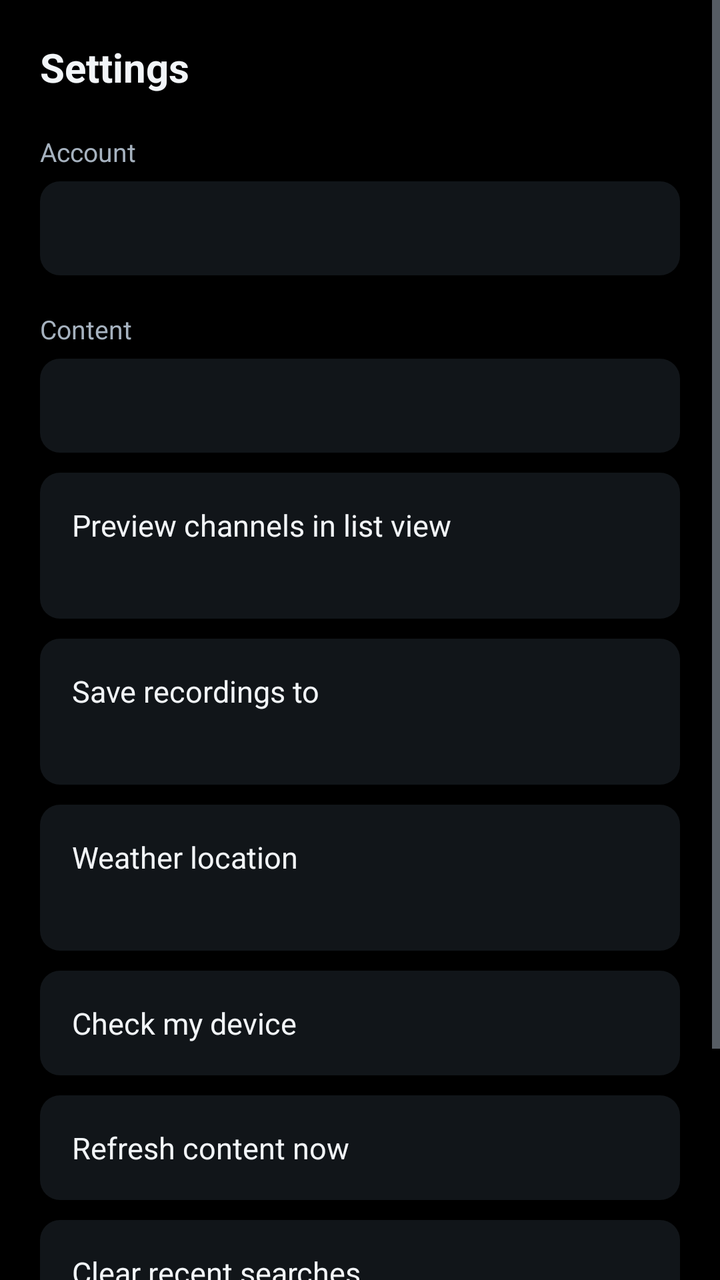
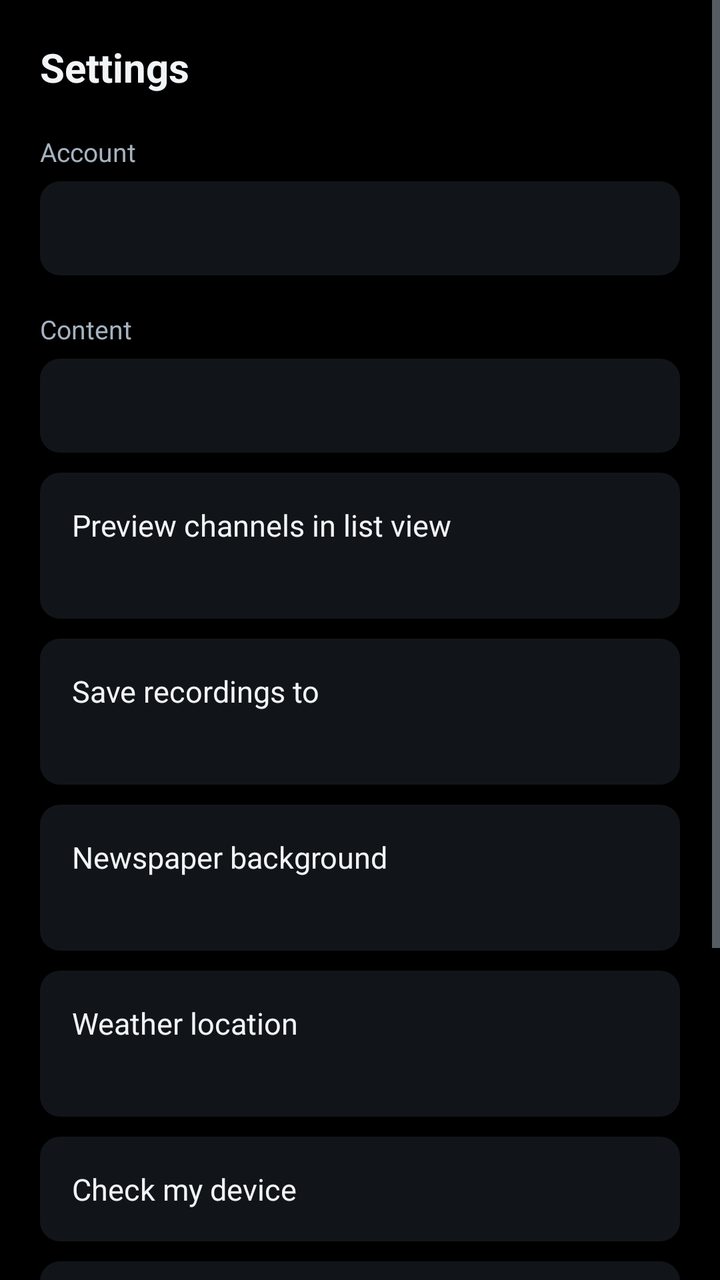

Screens rendered from an Android XML layout before and after an edit, with the pre-edit source and the edit as a unified diff.
<!-- AndroidManifest.xml: application theme AppTheme -->
<!-- res/layout/activity_settings.xml -->
<?xml version="1.0" encoding="utf-8"?>
<ScrollView xmlns:android="http://schemas.android.com/apk/res/android"
    android:layout_width="match_parent"
    android:layout_height="match_parent"
    android:background="@color/bg_base"
    android:fillViewport="true">

    <LinearLayout
        android:layout_width="match_parent"
        android:layout_height="wrap_content"
        android:orientation="vertical"
        android:padding="20dp">

        <TextView
            android:layout_width="wrap_content"
            android:layout_height="wrap_content"
            android:text="@string/settings"
            android:textColor="@color/text_primary"
            android:textSize="20sp"
            android:textStyle="bold" />

        <TextView
            android:layout_width="wrap_content"
            android:layout_height="wrap_content"
            android:layout_marginTop="20dp"
            android:text="@string/account"
            android:textColor="@color/text_secondary"
            android:textSize="13sp" />

        <TextView
            android:id="@+id/accountSummary"
            android:layout_width="match_parent"
            android:layout_height="wrap_content"
            android:layout_marginTop="6dp"
            android:background="@drawable/bg_row"
            android:lineSpacingExtra="4dp"
            android:padding="14dp"
            android:textColor="@color/text_primary"
            android:textSize="14sp" />

        <TextView
            android:layout_width="wrap_content"
            android:layout_height="wrap_content"
            android:layout_marginTop="18dp"
            android:text="@string/content"
            android:textColor="@color/text_secondary"
            android:textSize="13sp" />

        <TextView
            android:id="@+id/catalogueSummary"
            android:layout_width="match_parent"
            android:layout_height="wrap_content"
            android:layout_marginTop="6dp"
            android:background="@drawable/bg_row"
            android:padding="14dp"
            android:textColor="@color/text_primary"
            android:textSize="14sp" />

        <LinearLayout
            android:id="@+id/previewRow"
            android:layout_width="match_parent"
            android:layout_height="wrap_content"
            android:layout_marginTop="10dp"
            android:background="@drawable/bg_row"
            android:clickable="true"
            android:focusable="true"
            android:orientation="vertical"
            android:padding="16dp">

            <TextView
                android:layout_width="match_parent"
                android:layout_height="wrap_content"
                android:text="@string/channel_preview"
                android:textColor="@color/text_primary"
                android:textSize="15sp" />

            <TextView
                android:id="@+id/previewState"
                android:layout_width="match_parent"
                android:layout_height="wrap_content"
                android:layout_marginTop="3dp"
                android:textColor="@color/text_secondary"
                android:textSize="13sp" />
        </LinearLayout>

        
        <LinearLayout
            android:id="@+id/storageRow"
            android:layout_width="match_parent"
            android:layout_height="wrap_content"
            android:layout_marginTop="10dp"
            android:background="@drawable/bg_row"
            android:clickable="true"
            android:focusable="true"
            android:orientation="vertical"
            android:padding="16dp">

            <TextView
                android:layout_width="match_parent"
                android:layout_height="wrap_content"
                android:text="@string/recording_storage_row"
                android:textColor="@color/text_primary"
                android:textSize="15sp" />

            <TextView
                android:id="@+id/storageState"
                android:layout_width="match_parent"
                android:layout_height="wrap_content"
                android:layout_marginTop="3dp"
                android:textColor="@color/text_secondary"
                android:textSize="13sp" />
        </LinearLayout>

        <LinearLayout
            android:id="@+id/weatherRow"
            android:layout_width="match_parent"
            android:layout_height="wrap_content"
            android:layout_marginTop="10dp"
            android:background="@drawable/bg_row"
            android:clickable="true"
            android:focusable="true"
            android:orientation="vertical"
            android:padding="16dp">

            <TextView
                android:layout_width="match_parent"
                android:layout_height="wrap_content"
                android:text="@string/weather_town_row"
                android:textColor="@color/text_primary"
                android:textSize="15sp" />

            <TextView
                android:id="@+id/weatherState"
                android:layout_width="match_parent"
                android:layout_height="wrap_content"
                android:layout_marginTop="3dp"
                android:textColor="@color/text_secondary"
                android:textSize="13sp" />
        </LinearLayout>

        <TextView
            android:id="@+id/checkRow"
            android:layout_width="match_parent"
            android:layout_height="wrap_content"
            android:layout_marginTop="10dp"
            android:background="@drawable/bg_row"
            android:clickable="true"
            android:focusable="true"
            android:padding="16dp"
            android:text="@string/check_device"
            android:textColor="@color/text_primary"
            android:textSize="15sp" />

        <TextView
            android:id="@+id/refreshRow"
            android:layout_width="match_parent"
            android:layout_height="wrap_content"
            android:layout_marginTop="10dp"
            android:background="@drawable/bg_row"
            android:clickable="true"
            android:focusable="true"
            android:padding="16dp"
            android:text="@string/refresh_content"
            android:textColor="@color/text_primary"
            android:textSize="15sp" />

        <TextView
            android:id="@+id/clearSearchRow"
            android:layout_width="match_parent"
            android:layout_height="wrap_content"
            android:layout_marginTop="10dp"
            android:background="@drawable/bg_row"
            android:clickable="true"
            android:focusable="true"
            android:padding="16dp"
            android:text="@string/clear_searches"
            android:textColor="@color/text_primary"
            android:textSize="15sp" />

        <TextView
            android:id="@+id/errorRow"
            android:layout_width="match_parent"
            android:layout_height="wrap_content"
            android:layout_marginTop="10dp"
            android:background="@drawable/bg_row"
            android:clickable="true"
            android:focusable="true"
            android:padding="16dp"
            android:text="@string/last_error"
            android:textColor="@color/text_primary"
            android:textSize="15sp"
            android:visibility="gone" />

        <TextView
            android:id="@+id/signOutRow"
            android:layout_width="match_parent"
            android:layout_height="wrap_content"
            android:layout_marginTop="10dp"
            android:background="@drawable/bg_row"
            android:clickable="true"
            android:focusable="true"
            android:padding="16dp"
            android:text="@string/sign_out"
            android:textColor="@color/text_primary"
            android:textSize="15sp" />

        <TextView
            android:id="@+id/versionLabel"
            android:layout_width="match_parent"
            android:layout_height="wrap_content"
            android:layout_marginTop="20dp"
            android:gravity="center"
            android:textColor="@color/text_secondary"
            android:textSize="12sp" />
    </LinearLayout>
</ScrollView>
<!-- resources referenced by this layout -->
<resources>
  <color name="bg_base">#FF000000</color>
  <color name="text_primary">#FFF2F5F8</color>
  <color name="text_secondary">#FFA6B2BF</color>
  <!-- drawable bg_row (drawable) -->
  <?xml version="1.0" encoding="utf-8"?>
  <selector xmlns:android="http://schemas.android.com/apk/res/android">
      <item android:state_focused="true">
          <shape android:shape="rectangle">
              <solid android:color="@color/focus_fill" />
              <corners android:radius="10dp" />
          </shape>
      </item>
      <item android:state_pressed="true">
          <shape android:shape="rectangle">
              <solid android:color="@color/focus_fill" />
              <corners android:radius="10dp" />
          </shape>
      </item>
      <item>
          <shape android:shape="rectangle">
              <solid android:color="@color/bg_surface" />
              <corners android:radius="10dp" />
          </shape>
      </item>
  </selector>
  <string name="account">Account</string>
  <string name="channel_preview">Preview channels in list view</string>
  <string name="check_device">Check my device</string>
  <string name="clear_searches">Clear recent searches</string>
  <string name="content">Content</string>
  <string name="last_error">View last error report</string>
  <string name="recording_storage_row">Save recordings to</string>
  <string name="refresh_content">Refresh content now</string>
  <string name="settings">Settings</string>
  <string name="sign_out">Sign out</string>
  <string name="weather_town_row">Weather location</string>
  <style name="AppTheme" parent="Theme.Material3.Dark.NoActionBar">
          <item name="colorPrimary">@color/brand_primary</item>
          <item name="colorPrimaryDark">@color/brand_primary_dark</item>
          <item name="colorSecondary">@color/brand_accent</item>
          <item name="android:windowBackground">@color/bg_base</item>
          <item name="android:statusBarColor">@color/bg_base</item>
          <item name="android:navigationBarColor">@color/bg_base</item>
          <item name="android:textColorPrimary">@color/text_primary</item>
          <item name="android:textColorSecondary">@color/text_secondary</item>
          
          <item name="alertDialogTheme">@style/JohnnyDialog</item>
      </style>
  <color name="focus_fill">#FF2E7DF7</color>
  <color name="bg_surface">#FF111519</color>
  <color name="brand_primary">#FF2E7DF7</color>
  <color name="brand_primary_dark">#FF1B4FA8</color>
  <color name="brand_accent">#FF32D6A0</color>
  <style name="JohnnyDialog" parent="ThemeOverlay.AppCompat.Dialog.Alert">
          <item name="android:background">@color/bg_surface</item>
          <item name="android:textColor">@color/text_primary</item>
          <item name="android:textColorPrimary">@color/text_primary</item>
          <item name="android:textColorSecondary">@color/text_secondary</item>
          <item name="colorAccent">@color/brand_primary</item>
      </style>
</resources>

<!-- the commit's change to res/layout/activity_settings.xml (unified diff, before → after) -->
@@ -112,6 +112,33 @@
         </LinearLayout>
 
         <LinearLayout
+            android:id="@+id/backdropRow"
+            android:layout_width="match_parent"
+            android:layout_height="wrap_content"
+            android:layout_marginTop="10dp"
+            android:background="@drawable/bg_row"
+            android:clickable="true"
+            android:focusable="true"
+            android:orientation="vertical"
+            android:padding="16dp">
+
+            <TextView
+                android:layout_width="match_parent"
+                android:layout_height="wrap_content"
+                android:text="@string/backdrop_row"
+                android:textColor="@color/text_primary"
+                android:textSize="15sp" />
+
+            <TextView
+                android:id="@+id/backdropState"
+                android:layout_width="match_parent"
+                android:layout_height="wrap_content"
+                android:layout_marginTop="3dp"
+                android:textColor="@color/text_secondary"
+                android:textSize="13sp" />
+        </LinearLayout>
+
+        <LinearLayout
             android:id="@+id/weatherRow"
             android:layout_width="match_parent"
             android:layout_height="wrap_content"
<!-- resource entries referenced after the edit -->
@@ -26,6 +26,7 @@
       </item>
   </selector>
   <string name="account">Account</string>
+  <string name="backdrop_row">Newspaper background</string>
   <string name="channel_preview">Preview channels in list view</string>
   <string name="check_device">Check my device</string>
   <string name="clear_searches">Clear recent searches</string>
